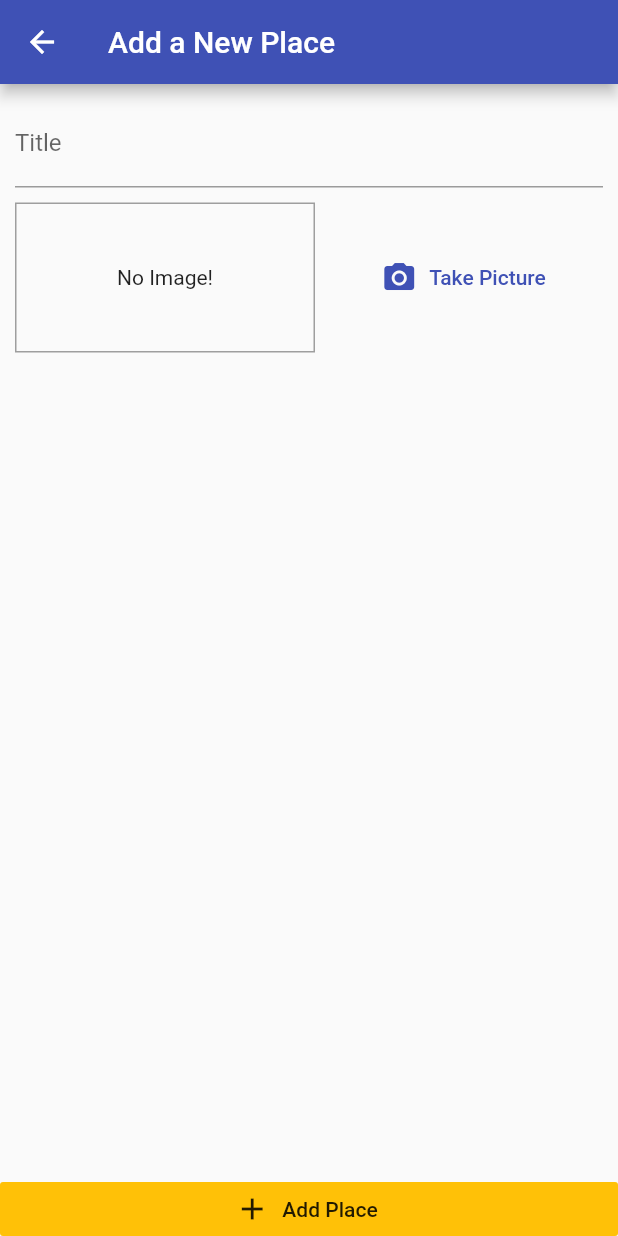
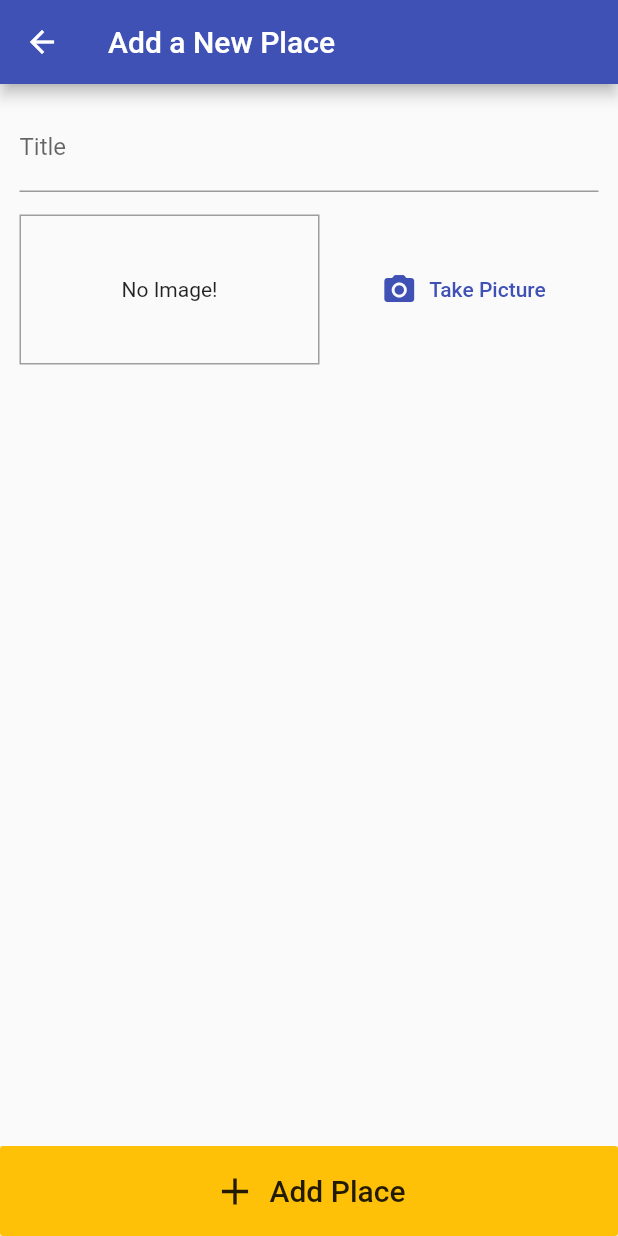
Before and after one commit to agrawalkunal2001/Great_Places, a Flutter app: the screen it shows after launch, after a tap on the "add" icon, on a phone screen of 412 x 824 dp. Run offline on Flutter 3.47's test engine with Material 2 defaults, Android fonts, the phone set to English and light mode, and no system bars; our stand-ins replace image_picker.

Commit message:
Added places list screen

```diff
--- a/lib/models/place.dart
+++ b/lib/models/place.dart
@@ -12,7 +12,7 @@ class PlaceLocation {
 class Place {
   final String id;
   final String title;
-  final PlaceLocation location;
+  final PlaceLocation? location;
   final File image; // To access images from device
 
   Place(
--- a/lib/screens/add_place_screen.dart
+++ b/lib/screens/add_place_screen.dart
@@ -1,4 +1,7 @@
+import 'dart:io';
 import 'package:flutter/material.dart';
+import 'package:provider/provider.dart';
+import 'package:great_places/providers/great_places.dart';
 import 'package:great_places/widgets/image_input.dart';
 
 class AddPlaceScreen extends StatefulWidget {
@@ -10,6 +13,20 @@ class AddPlaceScreen extends StatefulWidget {
 
 class _AddPlaceScreenState extends State<AddPlaceScreen> {
   final _titleController = TextEditingController();
+  File? _pickedImage;
+
+  void _selectImage(File pickedImage) {
+    _pickedImage = pickedImage;
+  }
+
+  void _savePlace() {
+    if (_titleController.text.isEmpty || _pickedImage == null) {
+      return;
+    }
+    Provider.of<GreatPlaces>(context, listen: false)
+        .addPlace(_titleController.text, _pickedImage as File);
+    Navigator.of(context).pop();
+  }
 
   @override
   Widget build(BuildContext context) {
@@ -23,7 +40,7 @@ class _AddPlaceScreenState extends State<AddPlaceScreen> {
           Expanded(
             child: SingleChildScrollView(
               child: Padding(
-                padding: EdgeInsets.all(10),
+                padding: EdgeInsets.all(13),
                 child: Column(
                   children: <Widget>[
                     TextField(
@@ -31,22 +48,26 @@ class _AddPlaceScreenState extends State<AddPlaceScreen> {
                       controller: _titleController,
                     ),
                     SizedBox(
-                      height: 10,
+                      height: 15,
                     ),
-                    ImageInput(),
+                    ImageInput(_selectImage),
                   ],
                 ),
               ),
             ),
           ),
           RaisedButton.icon(
-            icon: Icon(Icons.add),
-            label: Text("Add Place"),
-            onPressed: () {},
+            padding: EdgeInsets.all(15),
+            icon: Icon(Icons.add, size: 30),
+            label: Text(
+              "Add Place",
+              style: TextStyle(fontSize: 20),
+            ),
+            onPressed: _savePlace,
             elevation: 0,
             materialTapTargetSize: MaterialTapTargetSize.shrinkWrap,
             color: Theme.of(context).accentColor,
-          )
+          ),
         ],
       ),
     );
--- a/lib/screens/places_list_screen.dart
+++ b/lib/screens/places_list_screen.dart
@@ -1,5 +1,7 @@
 import 'package:flutter/material.dart';
+import 'package:great_places/providers/great_places.dart';
 import 'package:great_places/screens/add_place_screen.dart';
+import 'package:provider/provider.dart';
 
 class PlacesListScreen extends StatelessWidget {
   const PlacesListScreen({Key? key}) : super(key: key);
@@ -17,7 +19,47 @@ class PlacesListScreen extends StatelessWidget {
               }),
         ],
       ),
-      body: Center(child: CircularProgressIndicator()),
+      body: Consumer<GreatPlaces>(
+        child: Column(
+          // ch
+          mainAxisAlignment: MainAxisAlignment.center,
+          children: [
+            Center(
+              child: Text(
+                "No places yet, start adding some!!",
+                style: TextStyle(fontSize: 20),
+              ),
+            ),
+            SizedBox(
+              height: 10,
+            ),
+            RaisedButton.icon(
+              padding: EdgeInsets.all(15),
+              icon: Icon(Icons.add, size: 20),
+              label: Text(
+                "Add Place",
+                style: TextStyle(fontSize: 15),
+              ),
+              onPressed: () {
+                Navigator.of(context).pushNamed(AddPlaceScreen.routeName);
+              },
+              color: Theme.of(context).accentColor,
+            ),
+          ],
+        ),
+        builder: (ctx, greatPlaces, ch) => greatPlaces.items.length <= 0
+            ? ch!
+            : ListView.builder(
+                itemCount: greatPlaces.items.length,
+                itemBuilder: (ctx, index) => ListTile(
+                  leading: CircleAvatar(
+                    backgroundImage: FileImage(greatPlaces.items[index].image),
+                  ),
+                  title: Text(greatPlaces.items[index].title),
+                  onTap: () {},
+                ),
+              ),
+      ),
     );
   }
 }
--- a/lib/widgets/image_input.dart
+++ b/lib/widgets/image_input.dart
@@ -5,7 +5,9 @@ import 'package:path/path.dart' as path;
 import 'package:path_provider/path_provider.dart' as syspaths;
 
 class ImageInput extends StatefulWidget {
-  const ImageInput({Key? key}) : super(key: key);
+  final Function onSelectImage;
+
+  ImageInput(this.onSelectImage);
 
   @override
   State<ImageInput> createState() => _ImageInputState();
@@ -18,6 +20,9 @@ class _ImageInputState extends State<ImageInput> {
     final picker = ImagePicker();
     final imageFile =
         await picker.pickImage(source: ImageSource.camera, maxWidth: 600);
+    if (imageFile == null) {
+      return;
+    }
     setState(() {
       _storedImage = File(imageFile!.path);
     });
@@ -26,6 +31,7 @@ class _ImageInputState extends State<ImageInput> {
     final fileName = path.basename(imageFile!.path);
     final savedImage =
         await File(imageFile.path).copy('${appDirectory.path}/$fileName');
+    widget.onSelectImage(savedImage);
   }
 
   @override
```
Also changed, not shown: lib/providers/great_places.dart (+12 -1 lines), pubspec.yaml (+5 -5 lines), pubspec.lock.
